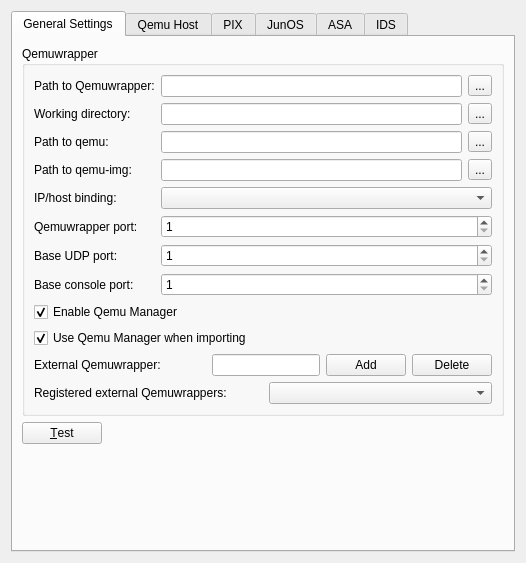
Qt form src/GNS3/Ui/ConfigurationPages/Form_PreferencesQemu.ui (GNS3/gns3-legacy) before a commit.
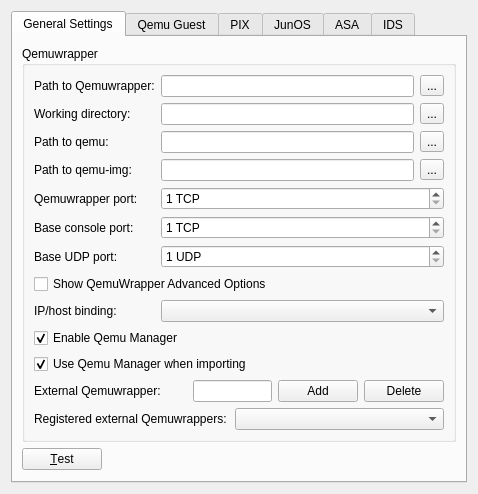
The same form after that commit.

Commit message: Sync GUI with Technologov's changes

```diff
--- a/src/GNS3/Ui/ConfigurationPages/Form_PreferencesQemu.ui
+++ b/src/GNS3/Ui/ConfigurationPages/Form_PreferencesQemu.ui
@@ -6,8 +6,8 @@
    <rect>
     <x>0</x>
     <y>0</y>
-    <width>526</width>
-    <height>563</height>
+    <width>464</width>
+    <height>491</height>
    </rect>
   </property>
   <property name="windowTitle">
@@ -107,20 +107,6 @@
             </property>
            </widget>
           </item>
-          <item row="4" column="0">
-           <widget class="QLabel" name="label_6">
-            <property name="text">
-             <string>IP/host binding:</string>
-            </property>
-           </widget>
-          </item>
-          <item row="4" column="1" colspan="6">
-           <widget class="QComboBox" name="comboBoxBinding">
-            <property name="sizeAdjustPolicy">
-             <enum>QComboBox::AdjustToMinimumContentsLength</enum>
-            </property>
-           </widget>
-          </item>
           <item row="5" column="0">
            <widget class="QLabel" name="label_35">
             <property name="text">
@@ -133,26 +119,9 @@
             <property name="enabled">
              <bool>true</bool>
             </property>
-            <property name="minimum">
-             <number>1</number>
+            <property name="suffix">
+             <string notr="true"> TCP</string>
             </property>
-            <property name="maximum">
-             <number>65535</number>
-            </property>
-           </widget>
-          </item>
-          <item row="6" column="0">
-           <widget class="QLabel" name="label_31">
-            <property name="text">
-             <string>Base UDP port:</string>
-            </property>
-           </widget>
-          </item>
-          <item row="6" column="1" colspan="6">
-           <widget class="QSpinBox" name="baseUDP">
-            <property name="enabled">
-             <bool>true</bool>
-            </property>
             <property name="minimum">
              <number>1</number>
             </property>
@@ -161,18 +130,21 @@
             </property>
            </widget>
           </item>
-          <item row="7" column="0">
+          <item row="9" column="0">
            <widget class="QLabel" name="label_30">
             <property name="text">
              <string>Base console port:</string>
             </property>
            </widget>
           </item>
-          <item row="7" column="1" colspan="6">
+          <item row="9" column="1" colspan="6">
            <widget class="QSpinBox" name="baseConsole">
             <property name="enabled">
              <bool>true</bool>
             </property>
+            <property name="suffix">
+             <string notr="true"> TCP</string>
+            </property>
             <property name="minimum">
              <number>1</number>
             </property>
@@ -181,7 +153,7 @@
             </property>
            </widget>
           </item>
-          <item row="8" column="0" colspan="3">
+          <item row="14" column="0" colspan="3">
            <widget class="QCheckBox" name="checkBoxEnableQemuManager">
             <property name="text">
              <string>Enable Qemu Manager</string>
@@ -191,7 +163,7 @@
             </property>
            </widget>
           </item>
-          <item row="9" column="0" colspan="4">
+          <item row="15" column="0" colspan="4">
            <widget class="QCheckBox" name="checkBoxQemuManagerImport">
             <property name="text">
              <string>Use Qemu Manager when importing</string>
@@ -201,7 +173,7 @@
             </property>
            </widget>
           </item>
-          <item row="10" column="0" colspan="2">
+          <item row="16" column="0" colspan="2">
            <widget class="QLabel" name="label_5">
             <property name="enabled">
              <bool>true</bool>
@@ -211,33 +183,81 @@
             </property>
            </widget>
           </item>
-          <item row="10" column="2" colspan="2">
-           <widget class="QLineEdit" name="lineEditHostExternalQemu"/>
+          <item row="16" column="2" colspan="2">
+           <widget class="QLineEdit" name="lineEditHostExternalQemu">
+            <property name="toolTip">
+             <string>Add several wrappers, to make your GNS3 distributed across several hosts.</string>
+            </property>
+           </widget>
           </item>
-          <item row="10" column="4">
+          <item row="16" column="4">
            <widget class="QPushButton" name="pushButtonAddExternalQemuwrapper">
             <property name="text">
              <string>Add</string>
             </property>
            </widget>
           </item>
-          <item row="10" column="5" colspan="2">
+          <item row="16" column="5" colspan="2">
            <widget class="QPushButton" name="pushButtonDeleteExternalQemuwrapper">
             <property name="text">
              <string>Delete</string>
             </property>
            </widget>
           </item>
-          <item row="11" column="0" colspan="3">
+          <item row="17" column="0" colspan="3">
            <widget class="QLabel" name="label_36">
             <property name="text">
              <string>Registered external Qemuwrappers:</string>
             </property>
            </widget>
           </item>
-          <item row="11" column="3" colspan="4">
+          <item row="17" column="3" colspan="4">
            <widget class="QComboBox" name="comboBoxExternalQemuwrappers"/>
           </item>
+          <item row="12" column="1" colspan="6">
+           <widget class="QComboBox" name="comboBoxBinding">
+            <property name="sizeAdjustPolicy">
+             <enum>QComboBox::AdjustToMinimumContentsLength</enum>
+            </property>
+           </widget>
+          </item>
+          <item row="12" column="0">
+           <widget class="QLabel" name="label_6">
+            <property name="text">
+             <string>IP/host binding:</string>
+            </property>
+           </widget>
+          </item>
+          <item row="11" column="0" colspan="4">
+           <widget class="QCheckBox" name="checkBoxQemuWrapperShowAdvancedOptions">
+            <property name="text">
+             <string>Show QemuWrapper Advanced Options</string>
+            </property>
+           </widget>
+          </item>
+          <item row="10" column="0">
+           <widget class="QLabel" name="label_31">
+            <property name="text">
+             <string>Base UDP port:</string>
+            </property>
+           </widget>
+          </item>
+          <item row="10" column="1" colspan="6">
+           <widget class="QSpinBox" name="baseUDP">
+            <property name="enabled">
+             <bool>true</bool>
+            </property>
+            <property name="suffix">
+             <string notr="true"> UDP</string>
+            </property>
+            <property name="minimum">
+             <number>1</number>
+            </property>
+            <property name="maximum">
+             <number>65535</number>
+            </property>
+           </widget>
+          </item>
          </layout>
         </widget>
        </item>
@@ -282,7 +302,7 @@
      </widget>
      <widget class="QWidget" name="tab_4">
       <attribute name="title">
-       <string>Qemu Host</string>
+       <string>Qemu Guest</string>
       </attribute>
       <layout class="QVBoxLayout" name="verticalLayout_7">
        <item>
```
Left out of the diff: 157 changed lines with no effect on the pictures. The commit also changes 6 other files.
